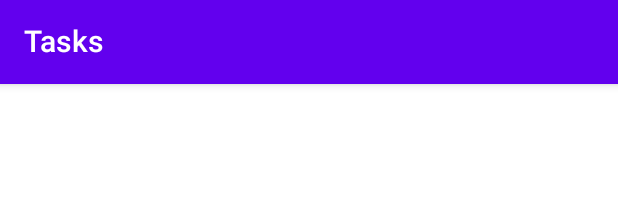
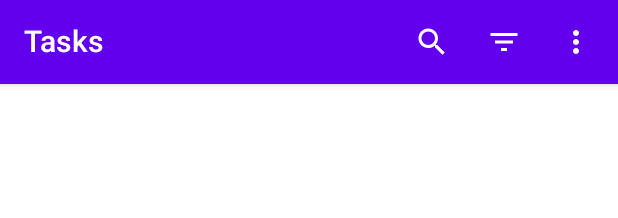
Before and after one commit to kkyu92/ComposeStudy, an Android app built with Jetpack Compose: the @Preview function ListScreenPreview, on a phone screen of 412 x 824 dp. Shown: the top 218 px of the screen. Run offline under Robolectric (Android 15) with nearby library versions, the phone set to English and light mode, and no system bars.

Commit message:
List App Bar 버튼 추가 - 검색 / 정렬 / 삭제 - DropDownMenu / DropDownMenuItem(PriorityItem) 추가 - dark mode 추가

```diff
--- a/app/src/main/java/com/example/composestudy/navigation/destination/ListComposable.kt
+++ b/app/src/main/java/com/example/composestudy/navigation/destination/ListComposable.kt
@@ -4,11 +4,12 @@ import androidx.navigation.NavGraphBuilder
 import androidx.navigation.NavType
 import androidx.navigation.compose.composable
 import androidx.navigation.navArgument
+import com.example.composestudy.ui.screens.list.ListScreen
 import com.example.composestudy.util.Constants.LIST_ARGUMENT_KEY
 import com.example.composestudy.util.Constants.LIST_SCREEN
 
 fun NavGraphBuilder.listComposable(
-    navigateToTaskScreen: (Int) -> Unit
+    navigateToTaskScreen: (taskId: Int) -> Unit
 ) {
     composable(
         route = LIST_SCREEN,
@@ -16,6 +17,6 @@ fun NavGraphBuilder.listComposable(
             type = NavType.StringType
         })
     ) {
-
+        ListScreen(navigationToTaskScreen = navigateToTaskScreen)
     }
 }
--- a/app/src/main/java/com/example/composestudy/ui/screens/list/ListAppBar.kt
+++ b/app/src/main/java/com/example/composestudy/ui/screens/list/ListAppBar.kt
@@ -1,32 +1,170 @@
 package com.example.composestudy.ui.screens.list
 
-import androidx.compose.material.MaterialTheme
-import androidx.compose.material.Text
-import androidx.compose.material.TopAppBar
-import androidx.compose.runtime.Composable
+import androidx.compose.foundation.layout.padding
+import androidx.compose.material.*
+import androidx.compose.material.icons.Icons
+import androidx.compose.material.icons.filled.Search
+import androidx.compose.runtime.*
+import androidx.compose.ui.Modifier
+import androidx.compose.ui.res.painterResource
+import androidx.compose.ui.res.stringResource
 import androidx.compose.ui.tooling.preview.Preview
+import com.example.composestudy.R
+import com.example.composestudy.components.PriorityItem
+import com.example.composestudy.data.models.Priority
+import com.example.composestudy.ui.theme.LARGE_PADDING
+import com.example.composestudy.ui.theme.Typography
 import com.example.composestudy.ui.theme.topAppBarBackgroundColor
 import com.example.composestudy.ui.theme.topAppBarContentColor
 
 @Composable
 fun ListAppBar() {
-    DefaultListAppBar()
+    DefaultListAppBar(
+        onSearchClicked = {},
+        onSortClicked = {},
+        onDeleteClicked = {}
+    )
 }
 
 @Composable
-fun DefaultListAppBar() {
+fun DefaultListAppBar(
+    onSearchClicked: () -> Unit,
+    onSortClicked: (Priority) -> Unit,
+    onDeleteClicked: () -> Unit
+) {
     TopAppBar(
         title = {
             Text(
                 text = "Tasks",
-                color = MaterialTheme.colors.topAppBarContentColor)
+                color = MaterialTheme.colors.topAppBarContentColor
+            )
+        },
+        actions = {
+            ListAppBarAction(
+                onSearchClicked = onSearchClicked,
+                onSortClicked = onSortClicked,
+                onDeleteClicked = onDeleteClicked
+            )
         },
         backgroundColor = MaterialTheme.colors.topAppBarBackgroundColor
     )
 }
 
 @Composable
+fun ListAppBarAction(
+    onSearchClicked: () -> Unit,
+    onSortClicked: (Priority) -> Unit,
+    onDeleteClicked: () -> Unit
+) {
+    SearchAction(onSearchClicked = onSearchClicked)
+    SortAction(onSortClicked = onSortClicked)
+    DeleteAllAction(onDeleteClicked = onDeleteClicked)
+}
+
+@Composable
+fun SearchAction(
+    onSearchClicked: () -> Unit
+) {
+    IconButton(
+        onClick = { onSearchClicked() }
+    ) {
+        Icon(
+            imageVector = Icons.Filled.Search,
+            contentDescription = stringResource(id = R.string.search_action),
+            tint = MaterialTheme.colors.topAppBarContentColor
+        )
+    }
+}
+
+@Composable
+fun SortAction(
+    onSortClicked: (Priority) -> Unit
+) {
+    var expanded by remember { mutableStateOf(false) }
+
+    IconButton(
+        onClick = { expanded = true }
+    ) {
+        Icon(
+            painter = painterResource(id = R.drawable.ic_filter_list),
+            contentDescription = stringResource(id = R.string.sort_action),
+            tint = MaterialTheme.colors.topAppBarContentColor
+        )
+        DropdownMenu(
+            expanded = expanded,
+            onDismissRequest = { expanded = false }
+        ) {
+            DropdownMenuItem(
+                onClick = {
+                    expanded = false
+                    onSortClicked(Priority.LOW)
+                }
+            ) {
+                PriorityItem(priority = Priority.LOW)
+            }
+
+            DropdownMenuItem(
+                onClick = {
+                    expanded = false
+                    onSortClicked(Priority.HIGH)
+                }
+            ) {
+                PriorityItem(priority = Priority.HIGH)
+            }
+
+            DropdownMenuItem(
+                onClick = {
+                    expanded = false
+                    onSortClicked(Priority.NONE)
+                }
+            ) {
+                PriorityItem(priority = Priority.NONE)
+            }
+        }
+    }
+}
+
+@Composable
+fun DeleteAllAction(
+    onDeleteClicked: () -> Unit
+) {
+    var expanded by remember { mutableStateOf(false) }
+
+    IconButton(
+        onClick = { expanded = true }
+    ) {
+        Icon(
+            painter = painterResource(id = R.drawable.ic_vertical_menu),
+            contentDescription = stringResource(id = R.string.delete_all_action),
+            tint = MaterialTheme.colors.topAppBarContentColor
+        )
+        DropdownMenu(
+            expanded = expanded,
+            onDismissRequest = { expanded = false }
+        ) {
+            DropdownMenuItem(
+                onClick = {
+                    expanded = false
+                    onDeleteClicked()
+                }
+            ) {
+                Text(
+                    modifier = Modifier.padding(start = LARGE_PADDING),
+                    text = stringResource(id = R.string.delete_all_action),
+                    style = Typography.subtitle1
+                )
+
+            }
+        }
+    }
+}
+
+@Composable
 @Preview
 private fun DefaultListAppBarPreview() {
-    DefaultListAppBar()
+    DefaultListAppBar(
+        onSearchClicked = {},
+        onSortClicked = {},
+        onDeleteClicked = {}
+    )
 }
--- a/app/src/main/java/com/example/composestudy/ui/screens/list/ListScreen.kt
+++ b/app/src/main/java/com/example/composestudy/ui/screens/list/ListScreen.kt
@@ -1,7 +1,9 @@
 package com.example.composestudy.ui.screens.list
 
+import android.content.res.Configuration
 import androidx.compose.material.FloatingActionButton
 import androidx.compose.material.Icon
+import androidx.compose.material.MaterialTheme
 import androidx.compose.material.Scaffold
 import androidx.compose.material.icons.Icons
 import androidx.compose.material.icons.filled.Add
@@ -10,10 +12,11 @@ import androidx.compose.ui.graphics.Color
 import androidx.compose.ui.res.stringResource
 import androidx.compose.ui.tooling.preview.Preview
 import com.example.composestudy.R
+import com.example.composestudy.ui.theme.fabBackgroundColor
 
 @Composable
 fun ListScreen(
-    navigationToTaskScreen: (Int) -> Unit
+    navigationToTaskScreen: (taskId: Int) -> Unit
 ) {
     Scaffold(
         topBar = {
@@ -28,12 +31,13 @@ fun ListScreen(
 
 @Composable
 fun ListFab(
-    onFabClicked: (Int) -> Unit
+    onFabClicked: (taskId: Int) -> Unit
 ) {
     FloatingActionButton(
         onClick = {
             onFabClicked(-1)
-        }
+        },
+        backgroundColor = MaterialTheme.colors.fabBackgroundColor
     ) {
         Icon(
             imageVector = Icons.Filled.Add,
@@ -44,7 +48,11 @@ fun ListFab(
 }
 
 @Composable
-@Preview
+@Preview(
+    name = "Dark Mode",
+    uiMode = Configuration.UI_MODE_NIGHT_YES,
+    showBackground = true
+)
 private fun ListScreenPreview() {
     ListScreen(navigationToTaskScreen = {})
 }
--- a/app/src/main/java/com/example/composestudy/ui/theme/Color.kt
+++ b/app/src/main/java/com/example/composestudy/ui/theme/Color.kt
@@ -18,6 +18,10 @@ val MediumPriorityColor = Color(0xFFFFC114)
 val LowPriorityColor = Color(0xFF00C980)
 val NonePriorityColor = Color(0xFFFFFFFF)
 
+val Colors.fabBackgroundColor: Color
+    @Composable
+    get() = if (isLight) Teal200 else Purple700
+
 val Colors.topAppBarContentColor: Color
     @Composable
     get() = if (isLight) Color.White else LightGray
--- /dev/null
+++ b/app/src/main/res/drawable/ic_filter_list.xml
@@ -0,0 +1,9 @@
+<vector xmlns:android="http://schemas.android.com/apk/res/android"
+    android:width="24dp"
+    android:height="24dp"
+    android:viewportWidth="24"
+    android:viewportHeight="24">
+  <path
+      android:fillColor="@android:color/white"
+      android:pathData="M10,18h4v-2h-4v2zM3,6v2h18L21,6L3,6zM6,13h12v-2L6,11v2z"/>
+</vector>
--- /dev/null
+++ b/app/src/main/res/drawable/ic_vertical_menu.xml
@@ -0,0 +1,9 @@
+<vector xmlns:android="http://schemas.android.com/apk/res/android"
+    android:width="24dp"
+    android:height="24dp"
+    android:viewportWidth="24"
+    android:viewportHeight="24">
+  <path
+      android:fillColor="@android:color/white"
+      android:pathData="M12,8c1.1,0 2,-0.9 2,-2s-0.9,-2 -2,-2 -2,0.9 -2,2 0.9,2 2,2zM12,10c-1.1,0 -2,0.9 -2,2s0.9,2 2,2 2,-0.9 2,-2 -0.9,-2 -2,-2zM12,16c-1.1,0 -2,0.9 -2,2s0.9,2 2,2 2,-0.9 2,-2 -0.9,-2 -2,-2z"/>
+</vector>
--- /dev/null
+++ b/app/src/main/res/values-night/themes.xml
@@ -0,0 +1,6 @@
+<?xml version="1.0" encoding="utf-8"?>
+<resources>
+    <style name="Theme.ComposeStudy" parent="android:Theme.Material.Light.NoActionBar">
+        <item name="android:statusBarColor">@color/black</item>
+    </style>
+</resources>
--- a/app/src/main/res/values/strings.xml
+++ b/app/src/main/res/values/strings.xml
@@ -2,4 +2,8 @@
     <string name="app_name">ComposeStudy</string>
 
     <string name="add_button">Add Button</string>
+
+    <string name="search_action">Search Tasks</string>
+    <string name="sort_action">Search Tasks</string>
+    <string name="delete_all_action">Delete All</string>
 </resources>
```
Also changed, not shown: app/src/main/java/com/example/composestudy/components/PriorityItem.kt (added, +39 -0 lines), app/src/main/java/com/example/composestudy/ui/theme/Dimensions.kt (added, +9 -0 lines).
